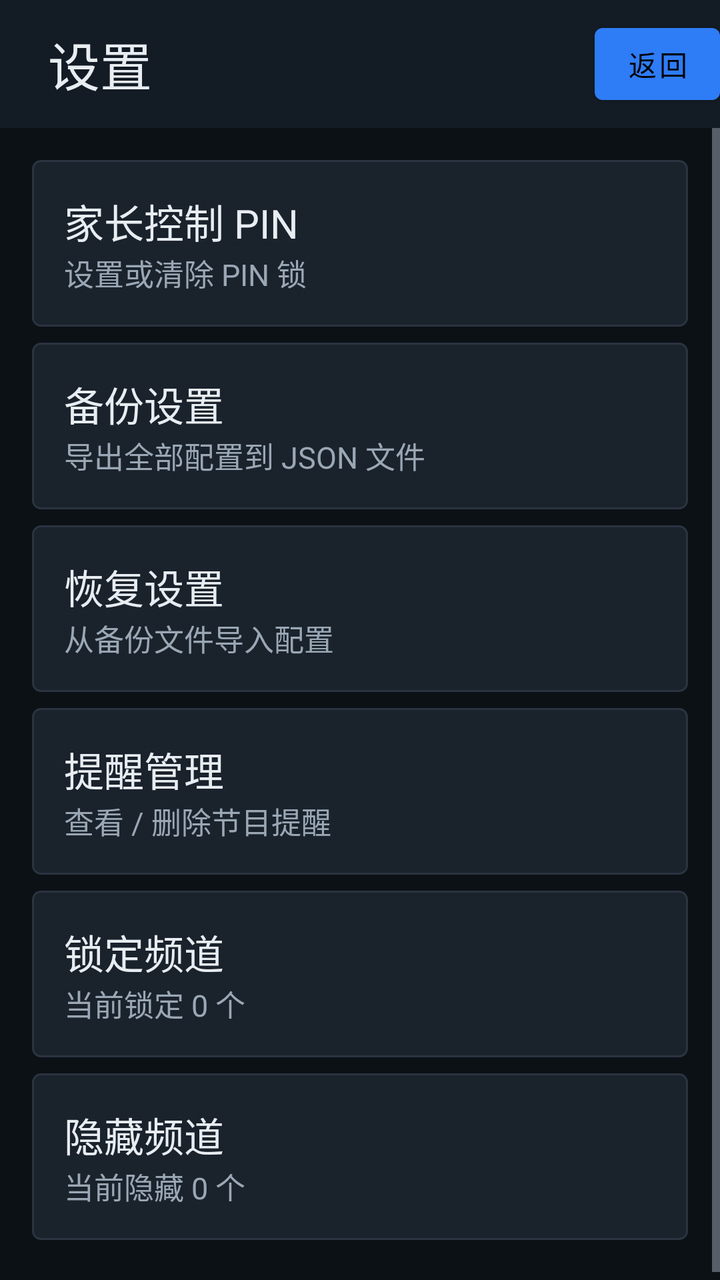
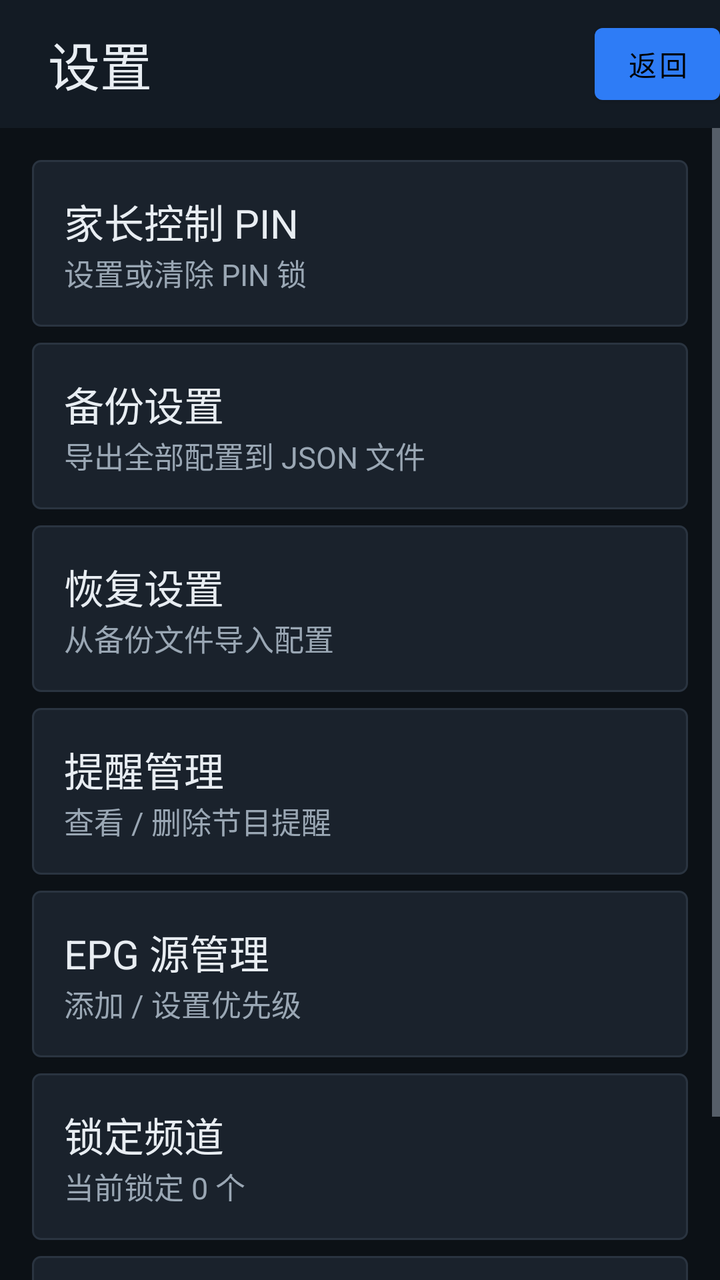

Compare the two renders of this Android layout. The source of the first and the diff that turns it into the second are given below.
<!-- AndroidManifest.xml: application theme IqtvTheme -->
<!-- res/layout/activity_settings.xml -->
<?xml version="1.0" encoding="utf-8"?>
<LinearLayout xmlns:android="http://schemas.android.com/apk/res/android"
    android:layout_width="match_parent"
    android:layout_height="match_parent"
    android:orientation="vertical"
    android:background="#0C1116">

    <LinearLayout
        android:layout_width="match_parent"
        android:layout_height="64dp"
        android:orientation="horizontal"
        android:gravity="center_vertical"
        android:paddingStart="24dp"
        android:background="#131B24">
        <TextView
            android:layout_width="0dp"
            android:layout_height="wrap_content"
            android:layout_weight="1"
            android:text="设置"
            android:textColor="#E8EDF2"
            android:textSize="26sp" />
        <Button android:id="@+id/btn_back" android:layout_width="wrap_content"
            android:layout_height="wrap_content" android:text="返回" android:minWidth="0dp" />
    </LinearLayout>

    <ScrollView android:layout_width="match_parent" android:layout_height="0dp" android:layout_weight="1">
        <LinearLayout android:layout_width="match_parent" android:layout_height="wrap_content"
            android:orientation="vertical" android:padding="16dp">

            <LinearLayout android:id="@+id/row_pin" android:layout_width="match_parent" android:layout_height="wrap_content"
                android:orientation="vertical" android:background="@drawable/focus_border" android:padding="16dp" android:layout_marginBottom="8dp">
                <TextView android:id="@+id/title_pin" android:text="家长控制 PIN" android:textColor="#E8EDF2" android:textSize="20sp" android:layout_width="wrap_content" android:layout_height="wrap_content"/>
                <TextView android:id="@+id/sub_pin" android:text="设置或清除 PIN 锁" android:textColor="#9AA7B4" android:textSize="15sp" android:layout_width="wrap_content" android:layout_height="wrap_content"/>
            </LinearLayout>

            <LinearLayout android:id="@+id/row_backup" android:layout_width="match_parent" android:layout_height="wrap_content"
                android:orientation="vertical" android:background="@drawable/focus_border" android:padding="16dp" android:layout_marginBottom="8dp">
                <TextView android:id="@+id/title_backup" android:text="备份设置" android:textColor="#E8EDF2" android:textSize="20sp" android:layout_width="wrap_content" android:layout_height="wrap_content"/>
                <TextView android:id="@+id/sub_backup" android:text="导出全部配置到 JSON 文件" android:textColor="#9AA7B4" android:textSize="15sp" android:layout_width="wrap_content" android:layout_height="wrap_content"/>
            </LinearLayout>

            <LinearLayout android:id="@+id/row_restore" android:layout_width="match_parent" android:layout_height="wrap_content"
                android:orientation="vertical" android:background="@drawable/focus_border" android:padding="16dp" android:layout_marginBottom="8dp">
                <TextView android:id="@+id/title_restore" android:text="恢复设置" android:textColor="#E8EDF2" android:textSize="20sp" android:layout_width="wrap_content" android:layout_height="wrap_content"/>
                <TextView android:id="@+id/sub_restore" android:text="从备份文件导入配置" android:textColor="#9AA7B4" android:textSize="15sp" android:layout_width="wrap_content" android:layout_height="wrap_content"/>
            </LinearLayout>

            <LinearLayout android:id="@+id/row_reminders" android:layout_width="match_parent" android:layout_height="wrap_content"
                android:orientation="vertical" android:background="@drawable/focus_border" android:padding="16dp" android:layout_marginBottom="8dp">
                <TextView android:id="@+id/title_reminders" android:text="提醒管理" android:textColor="#E8EDF2" android:textSize="20sp" android:layout_width="wrap_content" android:layout_height="wrap_content"/>
                <TextView android:id="@+id/sub_reminders" android:text="查看 / 删除节目提醒" android:textColor="#9AA7B4" android:textSize="15sp" android:layout_width="wrap_content" android:layout_height="wrap_content"/>
            </LinearLayout>

            <LinearLayout android:id="@+id/row_locked" android:layout_width="match_parent" android:layout_height="wrap_content"
                android:orientation="vertical" android:background="@drawable/focus_border" android:padding="16dp" android:layout_marginBottom="8dp">
                <TextView android:id="@+id/title_locked" android:text="锁定频道" android:textColor="#E8EDF2" android:textSize="20sp" android:layout_width="wrap_content" android:layout_height="wrap_content"/>
                <TextView android:id="@+id/sub_locked" android:text="当前锁定 0 个" android:textColor="#9AA7B4" android:textSize="15sp" android:layout_width="wrap_content" android:layout_height="wrap_content"/>
            </LinearLayout>

            <LinearLayout android:id="@+id/row_hidden" android:layout_width="match_parent" android:layout_height="wrap_content"
                android:orientation="vertical" android:background="@drawable/focus_border" android:padding="16dp" android:layout_marginBottom="8dp">
                <TextView android:id="@+id/title_hidden" android:text="隐藏频道" android:textColor="#E8EDF2" android:textSize="20sp" android:layout_width="wrap_content" android:layout_height="wrap_content"/>
                <TextView android:id="@+id/sub_hidden" android:text="当前隐藏 0 个" android:textColor="#9AA7B4" android:textSize="15sp" android:layout_width="wrap_content" android:layout_height="wrap_content"/>
            </LinearLayout>
        </LinearLayout>
    </ScrollView>
</LinearLayout>
<!-- resources referenced by this layout -->
<resources>
  <!-- drawable focus_border (drawable) -->
  <?xml version="1.0" encoding="utf-8"?>
  <selector xmlns:android="http://schemas.android.com/apk/res/android">
      <item android:state_focused="true">
          <shape android:shape="rectangle">
              <stroke android:width="3dp" android:color="#2E7CF6" />
              <solid android:color="#1A2E4A" />
              <corners android:radius="4dp" />
          </shape>
      </item>
      <item>
          <shape android:shape="rectangle">
              <stroke android:width="1dp" android:color="#2A3440" />
              <solid android:color="#1A222C" />
              <corners android:radius="4dp" />
          </shape>
      </item>
  </selector>
  <style name="IqtvTheme" parent="Theme.MaterialComponents.NoActionBar">
          <item name="android:windowBackground">#0C1116</item>
          <item name="android:colorBackground">#0C1116</item>
          <item name="android:textColorPrimary">#E8EDF2</item>
          <item name="android:textColorSecondary">#9AA7B4</item>
          <item name="colorPrimary">#2E7CF6</item>
          <item name="android:windowNoTitle">true</item>
          <item name="android:windowFullscreen">true</item>
          
          <item name="android:buttonStyle">@style/TvButton</item>
      </style>
  <style name="TvButton" parent="Widget.AppCompat.Button">
          <item name="android:background">@drawable/focus_border</item>
          <item name="android:textColor">#E8EDF2</item>
          <item name="android:textSize">15sp</item>
          <item name="android:minHeight">48dp</item>
          <item name="android:minWidth">80dp</item>
      </style>
</resources>

<!-- the commit's change to res/layout/activity_settings.xml (unified diff, before → after) -->
@@ -51,6 +51,12 @@
                 <TextView android:id="@+id/sub_reminders" android:text="查看 / 删除节目提醒" android:textColor="#9AA7B4" android:textSize="15sp" android:layout_width="wrap_content" android:layout_height="wrap_content"/>
             </LinearLayout>
 
+            <LinearLayout android:id="@+id/row_epg_sources" android:layout_width="match_parent" android:layout_height="wrap_content"
+                android:orientation="vertical" android:background="@drawable/focus_border" android:padding="16dp" android:layout_marginBottom="8dp">
+                <TextView android:id="@+id/title_epg_sources" android:text="EPG 源管理" android:textColor="#E8EDF2" android:textSize="20sp" android:layout_width="wrap_content" android:layout_height="wrap_content"/>
+                <TextView android:id="@+id/sub_epg_sources" android:text="添加 / 设置优先级" android:textColor="#9AA7B4" android:textSize="15sp" android:layout_width="wrap_content" android:layout_height="wrap_content"/>
+            </LinearLayout>
+
             <LinearLayout android:id="@+id/row_locked" android:layout_width="match_parent" android:layout_height="wrap_content"
                 android:orientation="vertical" android:background="@drawable/focus_border" android:padding="16dp" android:layout_marginBottom="8dp">
                 <TextView android:id="@+id/title_locked" android:text="锁定频道" android:textColor="#E8EDF2" android:textSize="20sp" android:layout_width="wrap_content" android:layout_height="wrap_content"/>
